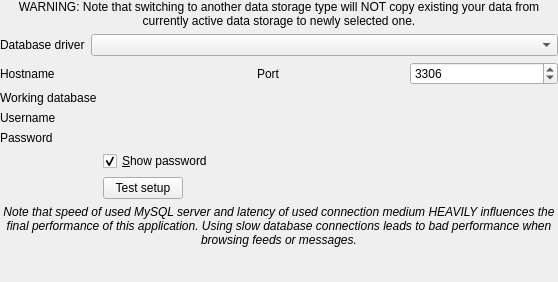
This is src/gui/settings/settingsdatabase.ui in martinrotter/rssguard as Qt 5 draws it before an edit. The edited form follows.
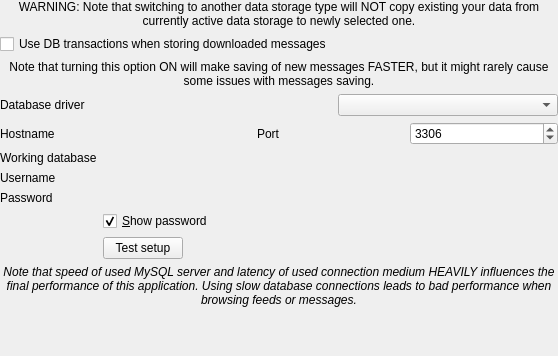
This is the edited form. Custom widgets are drawn as their Qt base class.

```diff
--- a/src/gui/settings/settingsdatabase.ui
+++ b/src/gui/settings/settingsdatabase.ui
@@ -7,7 +7,7 @@
     <x>0</x>
     <y>0</y>
     <width>558</width>
-    <height>282</height>
+    <height>356</height>
    </rect>
   </property>
   <layout class="QFormLayout" name="formLayout">
@@ -36,7 +36,20 @@
      </property>
     </widget>
    </item>
-   <item row="1" column="0">
+   <item row="2" column="0" colspan="2">
+    <widget class="QLabel" name="label_3">
+     <property name="text">
+      <string>Note that turning this option ON will make saving of new messages FASTER, but it might rarely cause some issues with messages saving.</string>
+     </property>
+     <property name="alignment">
+      <set>Qt::AlignHCenter|Qt::AlignTop</set>
+     </property>
+     <property name="wordWrap">
+      <bool>true</bool>
+     </property>
+    </widget>
+   </item>
+   <item row="3" column="0">
     <widget class="QLabel" name="m_lblDatabaseDriver">
      <property name="text">
       <string>Database driver</string>
@@ -46,10 +59,10 @@
      </property>
     </widget>
    </item>
-   <item row="1" column="1">
+   <item row="3" column="1">
     <widget class="QComboBox" name="m_cmbDatabaseDriver"/>
    </item>
-   <item row="2" column="0" colspan="2">
+   <item row="4" column="0" colspan="2">
     <widget class="QStackedWidget" name="m_stackedDatabaseDriver">
      <property name="currentIndex">
       <number>1</number>
@@ -267,6 +280,13 @@
      </widget>
     </widget>
    </item>
+   <item row="1" column="0">
+    <widget class="QCheckBox" name="m_checkUseTransactions">
+     <property name="text">
+      <string>Use DB transactions when storing downloaded messages</string>
+     </property>
+    </widget>
+   </item>
   </layout>
  </widget>
  <customwidgets>
```
